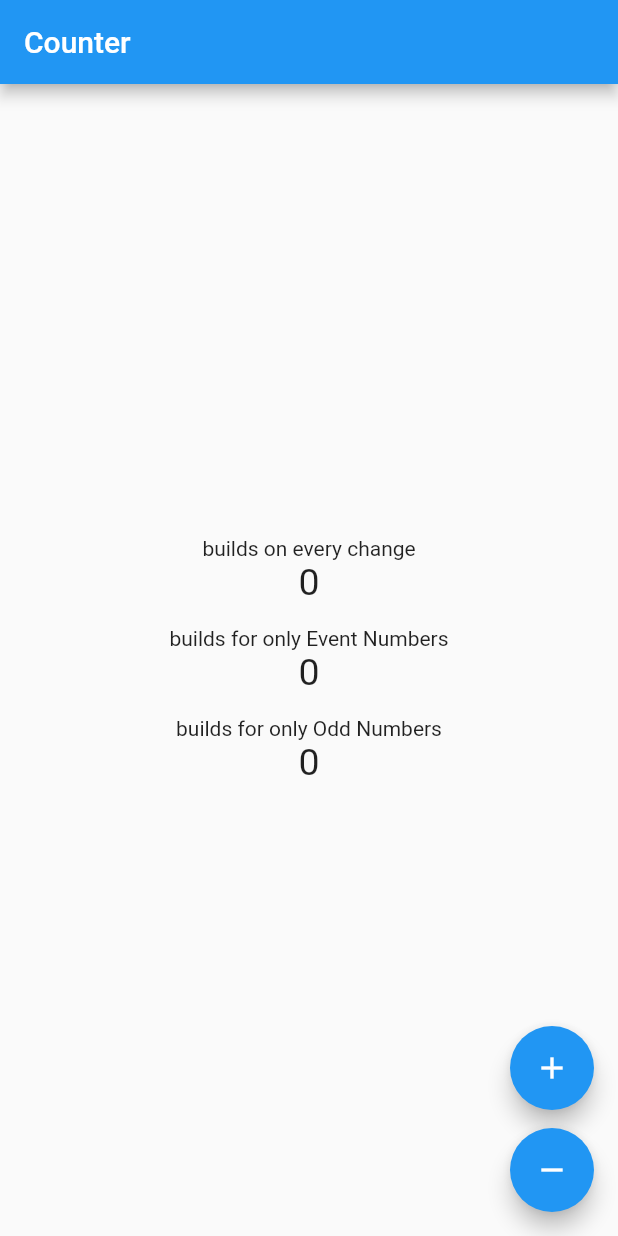
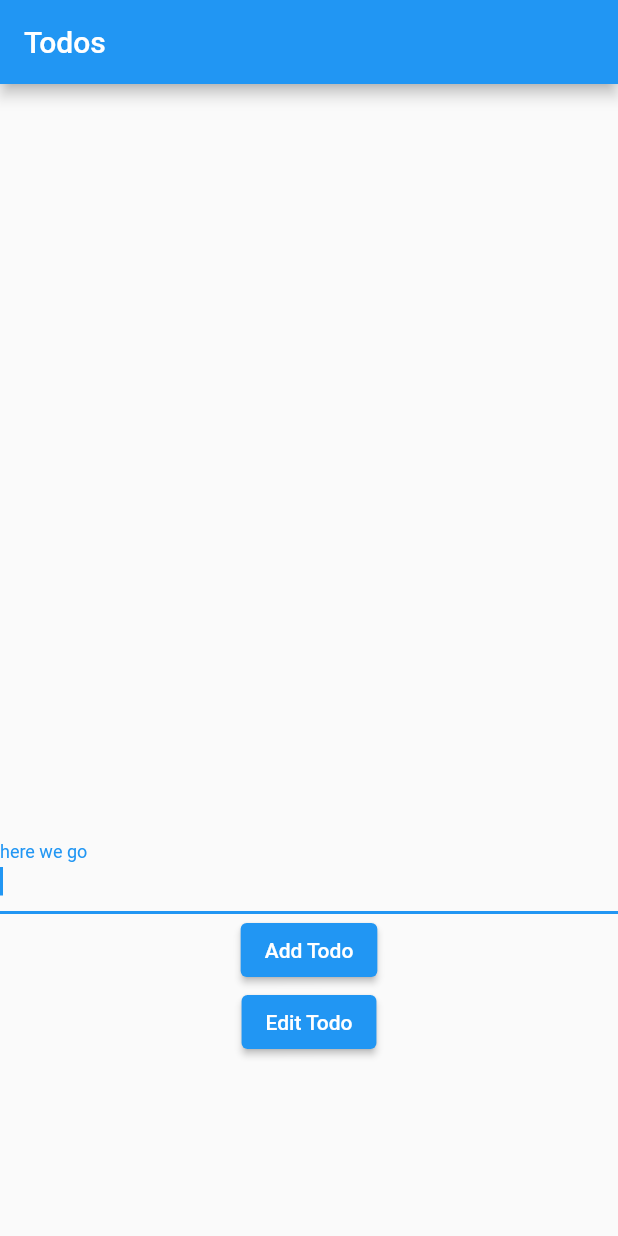
Before and after one commit to a-eid/flutter-quizapp, a Flutter app: the screen it shows after launch, on a phone screen of 412 x 824 dp. Run offline on Flutter 3.47's test engine with Material 2 defaults, Android fonts, the phone set to English and light mode, and no system bars; our stand-ins replace cloud_firestore, firebase_analytics, firebase_auth, flutter_bloc, flutter_mobx, google_fonts and 2 more; accounts and stored records are empty; generated files the repository leaves out were written again.

```diff
--- a/lib/tutorials/Main.dart
+++ b/lib/tutorials/Main.dart
@@ -14,8 +14,10 @@
 // }
 
 import 'package:flutter/material.dart';
-import './bloc_counter/counter.dart';
+import './bloc_todo/bloc_todo.dart';
+// import './bloc_counter/counter.dart';
 
 void main() {
-  runApp(Counter());
+  // runApp(Counter());
+  runApp(BlocTodo());
 }
--- /dev/null
+++ b/lib/tutorials/bloc_todo/bloc_todo.dart
@@ -0,0 +1,34 @@
+import 'package:flutter/material.dart';
+import 'package:flutter_bloc/flutter_bloc.dart';
+import 'package:quizapp/tutorials/bloc_todo/cubit/todos_cubit.dart' as cubit;
+import 'package:quizapp/tutorials/bloc_todo/screens/todo_form.dart';
+import 'package:quizapp/tutorials/bloc_todo/screens/todos.dart';
+
+final todosCubit = cubit.TodosCubit();
+
+class BlocTodo extends StatelessWidget {
+  @override
+  Widget build(BuildContext context) {
+    return MaterialApp(
+      debugShowCheckedModeBanner: false,
+      initialRoute: '/',
+      onGenerateRoute: (router) {
+        switch (router.name) {
+          case '/':
+            return MaterialPageRoute(
+              builder: (_) => BlocProvider.value(
+                value: todosCubit,
+                child: Todos(),
+              ),
+            );
+          case '/add-todo':
+            return MaterialPageRoute(builder: (_) => TodoForm());
+          case '/edit-todo':
+            return MaterialPageRoute(builder: (_) => TodoForm(edit: true));
+          default:
+            throw (UnimplementedError('Unimplemented Screen'));
+        }
+      },
+    );
+  }
+}
--- /dev/null
+++ b/lib/tutorials/bloc_todo/cubit/todos_cubit.dart
@@ -0,0 +1,13 @@
+import 'package:flutter/material.dart';
+import 'package:flutter_bloc/flutter_bloc.dart';
+
+@immutable
+abstract class TodosState {}
+
+class Todos extends TodosState {}
+
+class TodosLoading extends TodosState {}
+
+class TodosCubit extends Cubit<TodosState> {
+  TodosCubit() : super(Todos());
+}
--- /dev/null
+++ b/lib/tutorials/bloc_todo/db.json
@@ -0,0 +1,44 @@
+{
+  "todos": [
+    {
+      "id": 1,
+      "name": "test Todo 1",
+      "done": false
+    },
+    {
+      "id": 2,
+      "name": "test Todo 2",
+      "done": false
+    },
+    {
+      "id": 3,
+      "name": "test Todo 3",
+      "done": false
+    },
+    {
+      "id": 4,
+      "name": "test Todo 4",
+      "done": false
+    },
+    {
+      "id": 5,
+      "name": "test Todo 5",
+      "done": false
+    },
+    {
+      "id": 6,
+      "name": "test Todo 6",
+      "done": false
+    },
+    {
+      "id": 7,
+      "name": "test Todo 7",
+      "done": false
+    },
+    {
+      "id": 8,
+      "name": "test Todo 8",
+      "done": false
+    }
+  ]
+}
--- /dev/null
+++ b/lib/tutorials/bloc_todo/models/Todo.dart
@@ -0,0 +1,10 @@
+class Todo {
+  late final int id;
+  late String name;
+  late bool done;
+
+  Todo.fromJson(Map json)
+      : id = json["id"],
+        name = json["name"],
+        done = json["done"] || false;
+}
--- /dev/null
+++ b/lib/tutorials/bloc_todo/screens/todo_form.dart
@@ -0,0 +1,22 @@
+import 'package:flutter/material.dart';
+import 'package:flutter/services.dart';
+
+class TodoForm extends StatelessWidget {
+  final bool edit;
+  TodoForm({this.edit = false});
+
+  @override
+  Widget build(BuildContext context) {
+    return Scaffold(
+      appBar: AppBar(
+        title: Text(edit ? "Edit Todo" : "Add Todo"),
+      ),
+      body: TextField(
+        autofocus: true,
+        decoration: InputDecoration(
+          labelText: "here we go",
+        ),
+      ),
+    );
+  }
+}
--- /dev/null
+++ b/lib/tutorials/bloc_todo/screens/todos.dart
@@ -0,0 +1,42 @@
+import 'package:flutter/gestures.dart';
+import 'package:flutter/material.dart';
+
+class Todos extends StatelessWidget {
+  @override
+  Widget build(BuildContext context) {
+    return Scaffold(
+      appBar: AppBar(
+        title: Text("Todos"),
+      ),
+      body: SingleChildScrollView(
+        dragStartBehavior: DragStartBehavior.down,
+
+        child: Column(
+          children: [
+            Container(
+              height: MediaQuery.of(context).size.height * 0.6,
+            ),
+            TextField(
+              autofocus: true,
+              decoration: InputDecoration(
+                labelText: "here we go",
+              ),
+            ),
+            ElevatedButton(
+              child: Text("Add Todo"),
+              onPressed: () {
+                Navigator.pushNamed(context, '/add-todo');
+              },
+            ),
+            ElevatedButton(
+              child: Text("Edit Todo"),
+              onPressed: () {
+                Navigator.pushNamed(context, '/edit-todo');
+              },
+            ),
+          ],
+        ),
+      ),
+    );
+  }
+}
--- a/pubspec.yaml
+++ b/pubspec.yaml
@@ -41,6 +41,8 @@ dependencies:
   mobx: ^2.0.1
   flutter_mobx: ^2.0.0
   flutter_bloc: ^7.0.0
+  equatable: ^2.0.0
+  dio: ^4.0.0
 
 dev_dependencies:
   build_runner: ^1.12.2
```
Also changed, not shown: pubspec.lock.
